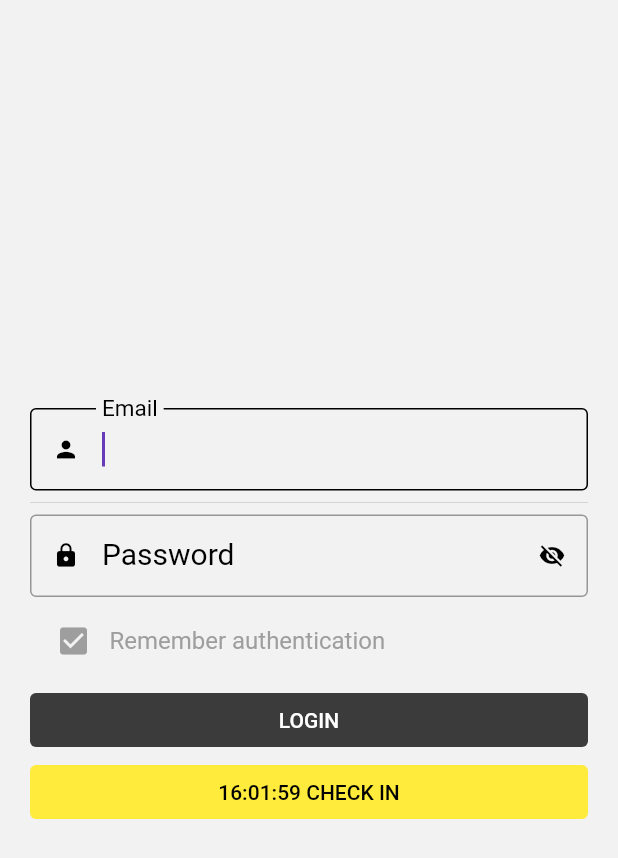
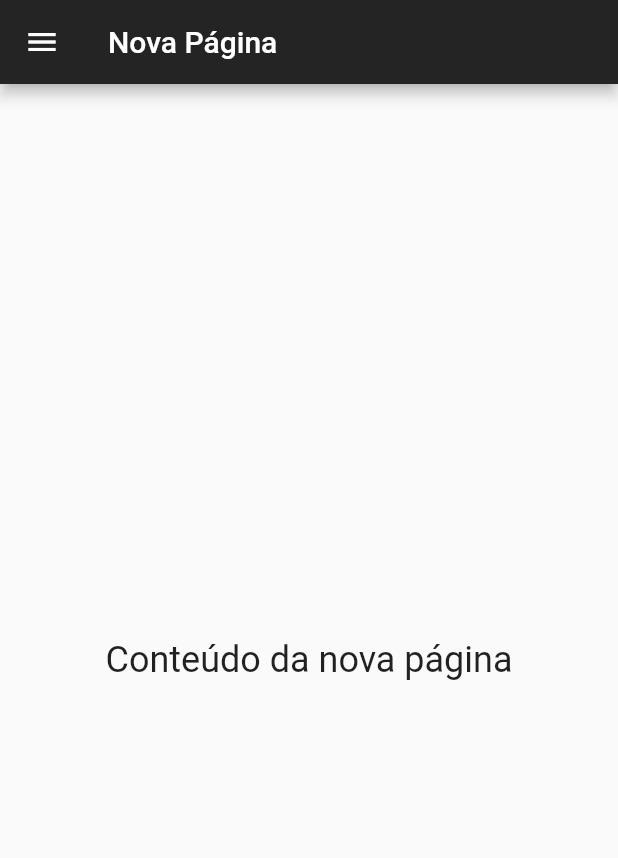
Before and after one commit to caioneves05/desafio-flutter, a Flutter app: the screen it shows after launch, after a tap on "LOGIN", on a phone screen of 412 x 824 dp. Shown: the top 858 px of the screen. Run offline on Flutter 3.47's test engine with Material 2 defaults, Android fonts, the phone set to English and light mode, and no system bars.

Commit message:
Redesigning and adding a new item screen.

```diff
--- a/lib/main.dart
+++ b/lib/main.dart
@@ -1,5 +1,7 @@
 import 'package:flutter/material.dart';
+import 'package:teste_flutter/pages/item.page.dart';
 import 'package:teste_flutter/pages/login.page.dart';
+
 
 void main() => runApp(MyApp());
 
@@ -9,7 +11,7 @@ class MyApp extends StatelessWidget {
     return MaterialApp(
         title: 'Caio',
         theme: ThemeData(primarySwatch: Colors.deepPurple),
-        home: LoginPage()
+        home: LoginPage(),
       );
   }
 }
--- /dev/null
+++ b/lib/pages/item.page.dart
@@ -0,0 +1,60 @@
+import 'package:flutter/material.dart';
+
+class NovaPagina extends StatelessWidget {
+  @override
+  Widget build(BuildContext context) {
+    return Scaffold(
+      appBar: AppBar(
+        title: Text('Nova Página'),
+        backgroundColor: Color.fromARGB(255, 36, 36, 36),
+      ),
+      drawer: Drawer(
+        child: ListView(
+          padding: EdgeInsets.zero,
+          children: <Widget>[
+            DrawerHeader(
+              decoration: BoxDecoration(
+                color: const Color.fromARGB(255, 36, 36, 36),
+              ),
+              child: Column(
+                crossAxisAlignment: CrossAxisAlignment.start,
+                children: [
+                  Text(
+                    'Nome do usuário',
+                    style: TextStyle(
+                      color: Colors.white,
+                      fontSize: 18,
+                    ),
+                  ),
+                  Text(
+                    'user@email.com.br',
+                    style: TextStyle(
+                      color: Colors.white,
+                      fontSize: 12,
+                    ),
+                  ),
+                ],
+              ),
+            ),
+            ListTile(
+              title: Text('Item 1'),
+              onTap: () {
+              },
+            ),
+            ListTile(
+              title: Text('Item 2'),
+              onTap: () {
+              },
+            ),
+          ],
+        ),
+      ),
+      body: Center(
+        child: Text(
+          'Conteúdo da nova página',
+          style: TextStyle(fontSize: 24),
+        ),
+      ),
+    );
+  }
+}
--- a/lib/pages/login.page.dart
+++ b/lib/pages/login.page.dart
@@ -1,4 +1,5 @@
 import 'package:flutter/material.dart';
+import 'item.page.dart';
 
 class LoginPage extends StatefulWidget {
   const LoginPage({super.key});
@@ -16,22 +17,50 @@ class _LoginPageState extends State<LoginPage> {
     return Scaffold(
         backgroundColor: const Color.fromARGB(255, 242, 242, 242),
         body: Padding(
-          padding: EdgeInsets.all(20),
+            padding: EdgeInsets.all(10),
             child: Center(
+              child: SingleChildScrollView(
+                // Adicionado SingleChildScrollView
                 child: Column(
                     crossAxisAlignment: CrossAxisAlignment.stretch,
                     mainAxisAlignment: MainAxisAlignment.center,
                     children: <Widget>[
+                      Container(
+                        width: double.infinity,
+                        padding: EdgeInsets.only(bottom: 60.0),
+                        child: Column(
+                          children: [
+                            Text(
+                              'MOBI',
+                              style: TextStyle(
+                                color: Color.fromARGB(255, 56, 56, 56),
+                                fontSize: 50.0,
+                                fontWeight: FontWeight.bold,
+                              ),
+                            ),
+                            Text(
+                              'LOGISTICA',
+                              style: TextStyle(
+                                color: Colors.yellow,
+                                fontSize: 20.0,
+                                fontWeight: FontWeight.bold,
+                              ),
+                            ),
+                          ],
+                        ),
+                      ),
                       TextFormField(
                         autofocus: true,
                         keyboardType: TextInputType.emailAddress,
                         style: new TextStyle(color: Colors.black, fontSize: 20),
                         decoration: InputDecoration(
                           focusedBorder: OutlineInputBorder(
-                        borderSide: BorderSide(color: Colors.black, width: 1.0),
+                            borderSide:
+                                BorderSide(color: Colors.black, width: 1.0),
                           ),
                           border: OutlineInputBorder(
-                        borderSide: BorderSide(color: Colors.black, width: 2.0),
+                            borderSide:
+                                BorderSide(color: Colors.black, width: 2.0),
                           ),
                           isDense: true,
                           prefixIcon: Icon(
@@ -39,7 +68,8 @@ class _LoginPageState extends State<LoginPage> {
                             color: Colors.black,
                           ),
                           labelText: "Email",
-                      labelStyle: TextStyle(color: Colors.black, fontSize: 20),
+                          labelStyle:
+                              TextStyle(color: Colors.black, fontSize: 20),
                         ),
                       ),
                       Divider(),
@@ -49,10 +79,10 @@ class _LoginPageState extends State<LoginPage> {
                         decoration: InputDecoration(
                           focusedBorder: OutlineInputBorder(
                               borderSide:
-                              BorderSide(color: Colors.black, width: 1.0)
-                      ),
+                                  BorderSide(color: Colors.black, width: 1.0)),
                           border: OutlineInputBorder(
-                        borderSide: BorderSide(color: Colors.black, width: 2.0),
+                            borderSide:
+                                BorderSide(color: Colors.black, width: 2.0),
                           ),
                           isDense: true,
                           suffixIcon: GestureDetector(
@@ -72,7 +102,8 @@ class _LoginPageState extends State<LoginPage> {
                             color: Colors.black,
                           ),
                           labelText: "Password",
-                      labelStyle: TextStyle(color: Colors.black, fontSize: 20),
+                          labelStyle:
+                              TextStyle(color: Colors.black, fontSize: 20),
                         ),
                         obscureText: visibilityPassword == false ? true : false,
                       ),
@@ -82,11 +113,14 @@ class _LoginPageState extends State<LoginPage> {
                           IconButton(
                             onPressed: () {
                               setState(() {
-                            visibilityRememberAutent = !visibilityRememberAutent;
+                                visibilityRememberAutent =
+                                    !visibilityRememberAutent;
                               });
                             },
                             icon: Icon(
-                          visibilityRememberAutent ? Icons.check_box : Icons.check,
+                              visibilityRememberAutent
+                                  ? Icons.check_box
+                                  : Icons.check,
                               color: Colors.grey,
                             ),
                           ),
@@ -100,10 +134,18 @@ class _LoginPageState extends State<LoginPage> {
                         ]),
                       ),
                       ElevatedButton(
-                    onPressed: () {},
-                    child: Text('LOGIN', style: TextStyle(color: Colors.white)),
+                        onPressed: () {
+                          Navigator.push(
+                              context,
+                              MaterialPageRoute(
+                                builder: (context) => NovaPagina(),
+                              ));
+                        },
+                        child: Text('LOGIN',
+                            style: TextStyle(color: Colors.white)),
                         style: ElevatedButton.styleFrom(
-                      backgroundColor: const Color.fromARGB(255, 59, 59, 59),
+                          backgroundColor:
+                              const Color.fromARGB(255, 36, 36, 36),
                           elevation: 0,
                         ),
                       ),
@@ -118,6 +160,6 @@ class _LoginPageState extends State<LoginPage> {
                       )
                     ]),
               ),
-        ));
+            )));
   }
 }
```
Lines whose indentation alone changed are shown as unchanged.
